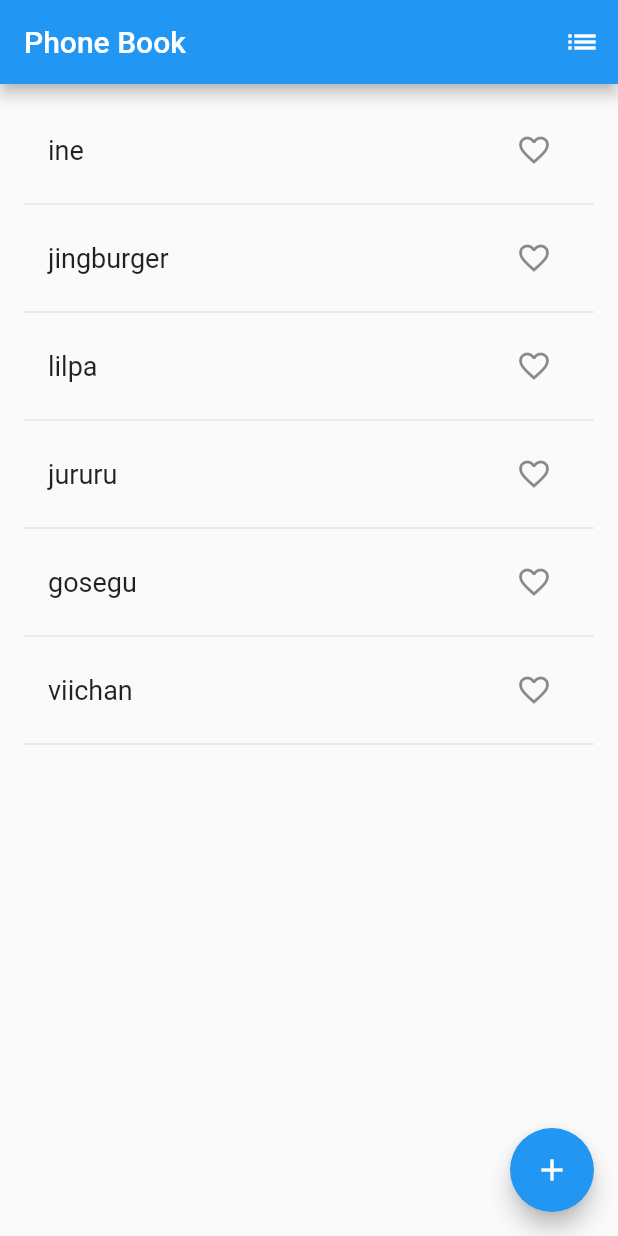
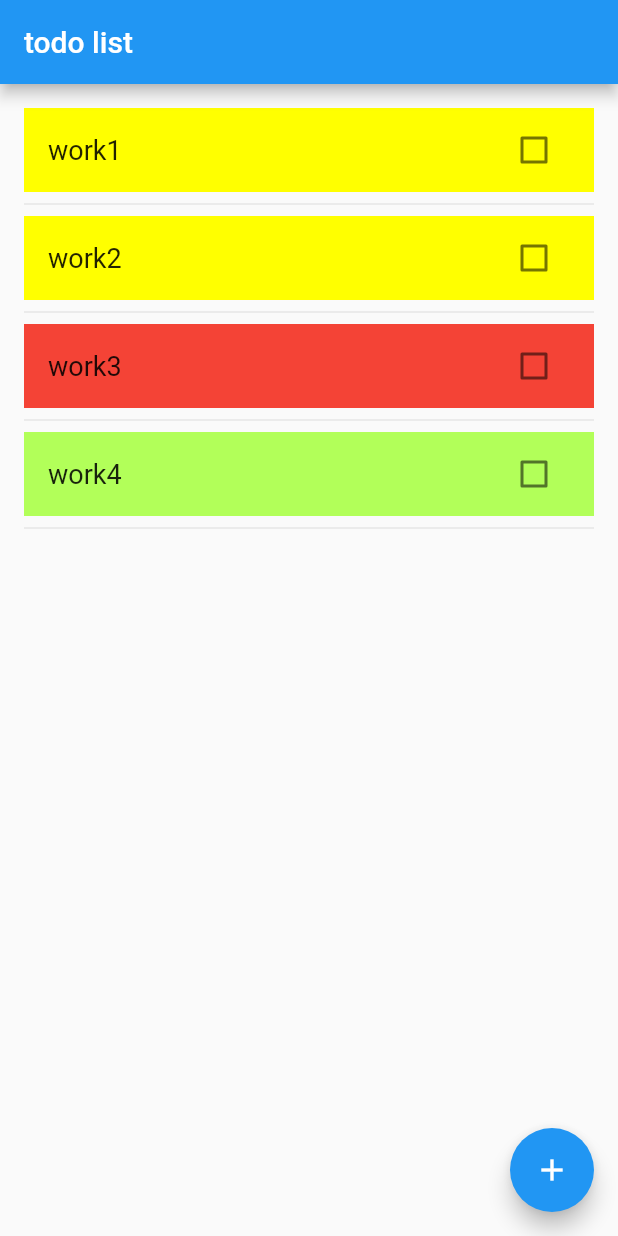
Before and after one commit to ahnhongjo/flutter-tutorial, a Flutter app: the screen it shows after launch, on a phone screen of 412 x 824 dp. Run offline on Flutter 3.47's test engine with Material 2 defaults, Android fonts, the phone set to English and light mode, and no system bars.

Commit message:
complete homework

```diff
--- a/lib/Object.dart
+++ b/lib/Object.dart
@@ -0,0 +1,9 @@
+class work{
+  String title;
+  String description;
+  DateTime due;
+  int importance;
+  bool isDone;
+
+  work(this.title, this.description, this.due, this.importance, this.isDone);
+}
--- a/lib/main.dart
+++ b/lib/main.dart
@@ -4,6 +4,7 @@
 
 import 'package:flutter/material.dart';
 import 'package:intl/intl.dart';
+import 'package:todo_tuto/Object.dart';
 
 void main() {
   runApp(const MyApp());
@@ -29,59 +30,62 @@ class RandomWords extends StatefulWidget {
 }
 
 class _RandomWordsState extends State<RandomWords> {
-  final _person = <String>["ine","jingburger","lilpa","jururu","gosegu","viichan"];
-  final _phoneNum ={
-    "ine":"010-1111-1111","jingburger":"010-2222-2222","lilpa" : "010-3333-3333",
-    "jururu" :"010-4444-4444","gosegu" : "010-5555-5555", "viichan" :"010-6666-6666"
-  };
-  final _saved = <String>{};
-  final _biggerFont = const TextStyle(fontSize: 18);
-  TextEditingController dateinput = TextEditingController();
+
+  List<work> workList = <work>[
+    work("work1","work1 description",DateTime(2022,9,1),2,false),
+    work("work2","work2 description",DateTime(2022,9,2),2,false),
+    work("work3","work3 description",DateTime(2022,9,3),3,false),
+    work("work4","work4 description",DateTime(2022,9,4),1,false)];
+
+  List<Color> colorList = <Color>[
+    Colors.black26,
+    Colors.lightGreenAccent,
+    Colors.yellowAccent,
+    Colors.red
+  ];
+
+  TextEditingController titleController = TextEditingController();
+  TextEditingController descController = TextEditingController();
+  TextEditingController dateController = TextEditingController();
+  TextEditingController importController = TextEditingController();
+
 
   @override
   Widget build(BuildContext context) {
     return Scaffold(
       appBar: AppBar(
-        title: const Text('Phone Book'),
-        actions: [
-          IconButton(
-            icon: const Icon(Icons.list),
-            onPressed: _pushSaved,
-            tooltip: 'Saved Suggestions',
-          ),
-        ],
+        title: const Text('todo list'),
+        actions: []
+
       ),
       body: ListView.builder(
         padding: const EdgeInsets.all(16.0),
-        itemCount: _person.length*2,
+        itemCount: workList.length*2,
         itemBuilder: /*1*/ (context, i) {
           if (i.isOdd) return const Divider(); /*2*/
 
           final index = i ~/ 2; /*3*/
-          final alreadySaved = _saved.contains(_person[index]);
 
-          return ListTile(
+            return ListTile(
             title: Text(
-              _person[index],
-              style: _biggerFont,
+              workList[index].title,
+              style: workList[index].isDone?
+                  const TextStyle(
+                    decoration: TextDecoration.lineThrough,
+                    fontSize: 18
+                  ) :const TextStyle(fontSize: 18),
+
             ),
-            trailing: IconButton(
-              // NEW from here ...
-                icon: Icon(
-                  alreadySaved ? Icons.favorite : Icons.favorite_border,
-                  color: alreadySaved ? Colors.red : null,
-                  semanticLabel: alreadySaved ? 'Remove from saved' : 'Save',),
-                onPressed: () {
-                  setState(() {
-                    if (alreadySaved) {
-                      _saved.remove(_person[index]);
-                    } else {
-                      _saved.add(_person[index]);
-                    }
-                  });
-                }
-            ),
-            onTap: () => _detailView(_person[index]),
+            trailing:
+              Checkbox(
+                  value: workList[index].isDone,
+                  onChanged: (value){
+                    setState(() {
+                      workList[index].isDone = value!;
+                    });
+                  }),
+            tileColor: workList[index].isDone? Colors.black26:colorList[workList[index].importance],
+            onTap: () => _detailView(workList[index]),
           );
         },
       ),
@@ -93,10 +97,13 @@ class _RandomWordsState extends State<RandomWords> {
             title: const Text('New schedule'),
             content: Column(
               children: <Widget>[
-                TextField(decoration: InputDecoration(hintText: "Title")),
-                TextField(decoration: InputDecoration(hintText: "Description")),
+                TextField(decoration: InputDecoration(hintText: "Title"),
+                  controller: titleController,
+                ),
+                TextField(decoration: InputDecoration(hintText: "Description"),
+                controller: descController,),
                 TextField(
-                  controller: dateinput,
+                  controller: dateController,
                   decoration: const InputDecoration(
                     labelText: "Enter Deadline"
                   ),
@@ -112,22 +119,31 @@ class _RandomWordsState extends State<RandomWords> {
                     if(pickedDate !=null){
                       String formattedDate = DateFormat('yyyy-MM-dd').format(pickedDate);
                       setState(() {
-                        dateinput.text = formattedDate;
+                        dateController.text = formattedDate;
                       });
                     }
                   },
-
-
                 ),
-                TextField(decoration: InputDecoration(hintText: "Importance"))
+                TextField(decoration: InputDecoration(hintText: "Importance"),
+                controller: importController,)
               ],
 
             ),
             actions:<Widget>[
               TextButton(onPressed: ()=>{
-                dateinput = TextEditingController(),
-                Navigator.pop(context,'Cancel')}, child: const Text('Cancel')),
-              TextButton(onPressed: ()=>Navigator.pop(context,'OK'), child: const Text('OK')),
+                clearAddWork(),
+                Navigator.pop(context,'Cancel')
+              },
+                  child: const Text('Cancel')),
+              TextButton(onPressed: ()=>{
+
+                Navigator.pop(context,'OK'),
+                setState(() {
+                  workList.add(work(titleController.text,descController.text,DateTime.parse(dateController.text),int.parse(importController.text),false));
+                }),
+                clearAddWork(),
+
+              }, child: const Text('OK')),
             ]
           )
         ),
@@ -135,46 +151,24 @@ class _RandomWordsState extends State<RandomWords> {
     );
   }
 
-  void _pushSaved() {
+  void clearAddWork(){
+    titleController = TextEditingController();
+    descController = TextEditingController();
+    dateController = TextEditingController();
+    importController = TextEditingController();
+  }
+
+  void deleteTodo(work oneWork){
+    setState(() {
+      workList.remove(oneWork);
+      Navigator.pop(context);
+    });
+  }
+
+  void _detailView(work onework) {
     Navigator.of(context).push(
       MaterialPageRoute<void>(
         builder: (context) {
-          final tiles = _saved.map(
-                (pair) {
-              return ListTile(
-                title: Text(
-                  pair,
-                  style: _biggerFont,
-                ),
-                onTap: ()=>_detailView(pair),
-              );
-            },
-          );
-          final divided = tiles.isNotEmpty
-              ? ListTile.divideTiles(
-            context: context,
-            tiles: tiles,
-          ).toList()
-              : <Widget>[];
-
-          return Scaffold(
-            appBar: AppBar(
-              title: const Text('Saved Suggestions'),
-            ),
-            body: ListView(children: divided),
-          );
-        },
-      ),
-    );
-  }
-
-  void _detailView(name) {
-    Navigator.of(context).push(
-      MaterialPageRoute<void>(
-        builder: (context) {
-          final divided = <Widget>[];
-          String imageName = "assets/"+name+".jpeg";
-
           return Scaffold(
               appBar: AppBar(
                 title: const Text('Detail view'),
@@ -184,23 +178,17 @@ class _RandomWordsState extends State<RandomWords> {
                     crossAxisAlignment: CrossAxisAlignment.center,
                     mainAxisAlignment: MainAxisAlignment.center,
                     children:<Widget>[
-                      Container(
-                          width: 200.0,
-                          height:200.0,
-                          decoration: BoxDecoration(
-                              shape:BoxShape.circle,
-                              image: DecorationImage(
-                                  fit: BoxFit.fitWidth,
-                                  image: AssetImage(imageName)
-                              )
-                          )
-                      ),
-                      Text(name,
+                      Text(onework.title,
                         textScaleFactor: 1.5,),
-                      Text(_phoneNum[name]!,
-                        textScaleFactor: 1.5,)
+                      Text(onework.description,
+                        textScaleFactor: 1.5,),
+                      Text(DateFormat('yyyy-MM-dd').format(onework.due),
+                      textScaleFactor: 1.5,),
+                      IconButton(onPressed: () => deleteTodo(onework), icon: const Icon(Icons.delete))
                     ],
-                  ))
+                  ),
+
+              ),
           );
         },
       ),
```
